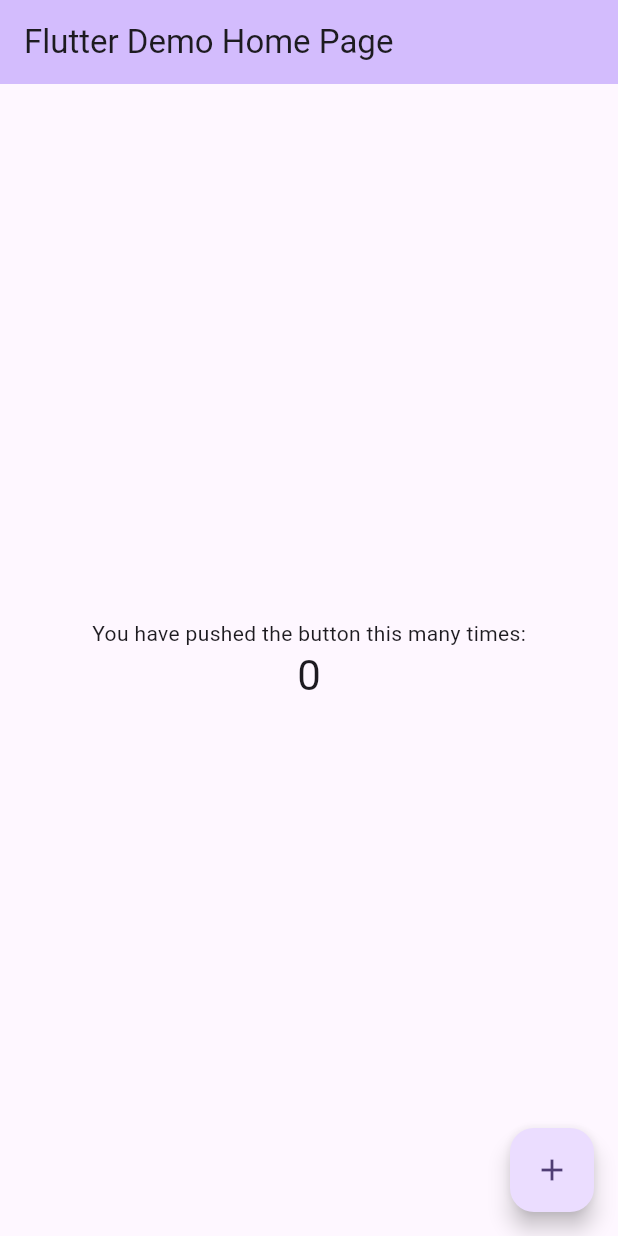
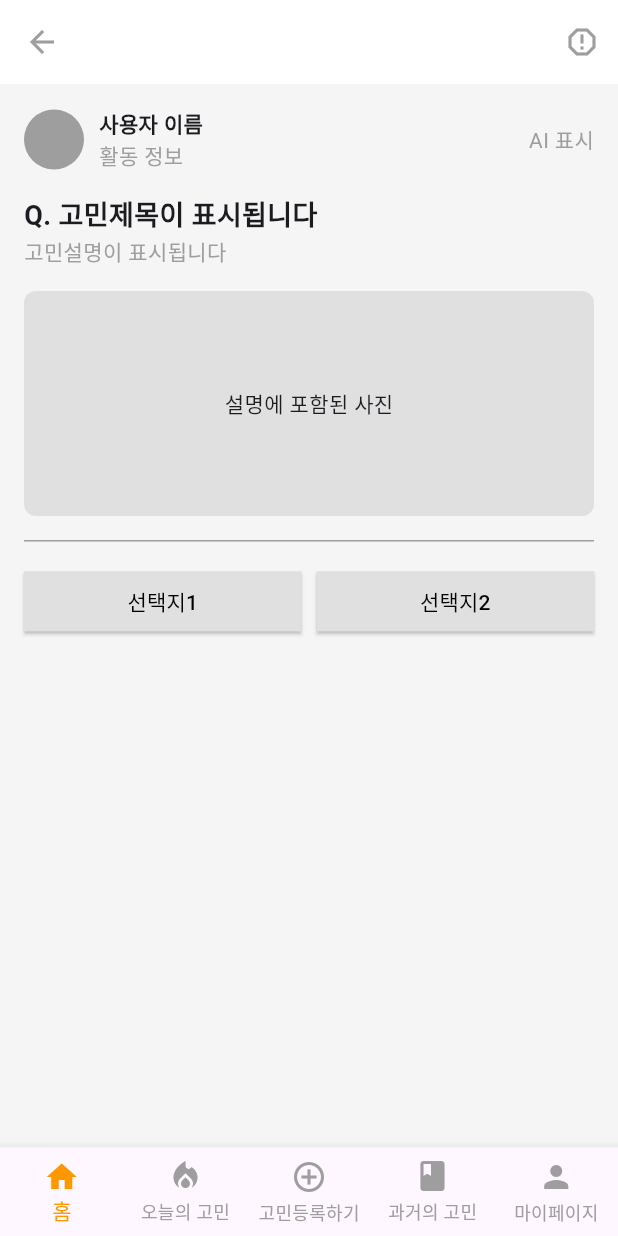
Before and after one commit to SSS-11team/gomin_jungdok-mobile, a Flutter app: the screen it shows after launch, on a phone screen of 412 x 824 dp. Run offline on Flutter 3.47's test engine with Material 3 defaults, Android fonts, the phone set to English and light mode, and no system bars.

Commit message:
#2 feat : 고민 상세보기 ui 구현

```diff
--- a/lib/main.dart
+++ b/lib/main.dart
@@ -1,4 +1,5 @@
 import 'package:flutter/material.dart';
+import 'package:gomin_jungdok_mobile/worry_solution/view/solutionDetails_view.dart';
 
 void main() {
   runApp(const MyApp());
@@ -11,60 +12,12 @@ class MyApp extends StatelessWidget {
   @override
   Widget build(BuildContext context) {
     return MaterialApp(
-      title: 'Flutter Demo',
+      title: 'Gomin_Jungdok',
       theme: ThemeData(
         colorScheme: ColorScheme.fromSeed(seedColor: Colors.deepPurple),
         useMaterial3: true,
       ),
-      home: const MyHomePage(title: 'Flutter Demo Home Page'),
+      home: const SolutionDetailsView(),
     );
   }
 }
-
-class MyHomePage extends StatefulWidget {
-  const MyHomePage({super.key, required this.title});
-
-  final String title;
-
-  @override
-  State<MyHomePage> createState() => _MyHomePageState();
-}
-
-class _MyHomePageState extends State<MyHomePage> {
-  int _counter = 0;
-
-  void _incrementCounter() {
-    setState(() {
-      _counter++;
-    });
-  }
-
-  @override
-  Widget build(BuildContext context) {
-    return Scaffold(
-      appBar: AppBar(
-        backgroundColor: Theme.of(context).colorScheme.inversePrimary,
-        title: Text(widget.title),
-      ),
-      body: Center(
-        child: Column(
-          mainAxisAlignment: MainAxisAlignment.center,
-          children: <Widget>[
-            const Text(
-              'You have pushed the button this many times:',
-            ),
-            Text(
-              '$_counter',
-              style: Theme.of(context).textTheme.headlineMedium,
-            ),
-          ],
-        ),
-      ),
-      floatingActionButton: FloatingActionButton(
-        onPressed: _incrementCounter,
-        tooltip: 'Increment',
-        child: const Icon(Icons.add),
-      ),
-    );
-  }
-}
--- /dev/null
+++ b/lib/worry_solution/component/widget/selectionButton_widget.dart
@@ -0,0 +1,60 @@
+import 'package:flutter/material.dart';
+
+class SelectionButton extends StatelessWidget {
+  final String label;
+  const SelectionButton({super.key, required this.label});
+
+  void _showConfirmationDialog(BuildContext context) {
+    showDialog(
+      barrierDismissible: false,
+      context: context,
+      builder: (BuildContext context) {
+        return AlertDialog(
+          backgroundColor: Colors.grey[300],
+          title: Text('$label을 선택하시겠습니까?',
+              style: const TextStyle(
+                  color: Colors.grey,
+                  fontWeight: FontWeight.bold,
+                  fontSize: 20.0)),
+          content: const Text('투표 후에는 다시 투표할 수 없습니다',
+              style: TextStyle(color: Colors.grey)),
+          actions: [
+            TextButton(
+              onPressed: () {
+                Navigator.of(context).pop();
+              },
+              child: const Text(
+                '취소',
+                style: TextStyle(color: Colors.black),
+              ),
+            ),
+            TextButton(
+              onPressed: () {
+                Navigator.of(context).pop();
+              },
+              child: const Text(
+                '확인',
+                style: TextStyle(color: Colors.black),
+              ),
+            ),
+          ],
+          shape: RoundedRectangleBorder(borderRadius: BorderRadius.circular(0)),
+        );
+      },
+    );
+  }
+
+  @override
+  Widget build(BuildContext context) {
+    return ElevatedButton(
+      onPressed: () => _showConfirmationDialog(context),
+      style: ElevatedButton.styleFrom(
+        backgroundColor: Colors.grey[300],
+        shape: RoundedRectangleBorder(
+          borderRadius: BorderRadius.zero,
+        ),
+      ),
+      child: Text(label, style: const TextStyle(color: Colors.black)),
+    );
+  }
+}
--- /dev/null
+++ b/lib/worry_solution/view/solutionDetails_view.dart
@@ -0,0 +1,112 @@
+import 'package:flutter/material.dart';
+import 'package:gomin_jungdok_mobile/worry_solution/component/widget/selectionButton_widget.dart';
+
+class SolutionDetailsView extends StatefulWidget {
+  const SolutionDetailsView({super.key});
+
+  @override
+  State<SolutionDetailsView> createState() => _SolutionDetailsViewState();
+}
+
+class _SolutionDetailsViewState extends State<SolutionDetailsView> {
+  @override
+  Widget build(BuildContext context) {
+    return Scaffold(
+      backgroundColor: Colors.grey[100],
+      appBar: AppBar(
+        backgroundColor: Colors.white,
+        elevation: 0,
+        leading: IconButton(
+          icon: const Icon(Icons.arrow_back, color: Colors.grey),
+          onPressed: () {},
+        ),
+        actions: [
+          IconButton(
+            icon: const Icon(Icons.report_gmailerrorred, color: Colors.grey),
+            onPressed: () {},
+          ),
+        ],
+      ),
+      body: Padding(
+        padding: const EdgeInsets.all(16.0),
+        child: Column(
+          crossAxisAlignment: CrossAxisAlignment.start,
+          children: [
+            Row(
+              mainAxisAlignment: MainAxisAlignment.spaceBetween,
+              children: [
+                Row(
+                  children: [
+                    const CircleAvatar(
+                      radius: 20,
+                      backgroundColor: Colors.grey,
+                    ),
+                    const SizedBox(width: 10),
+                    Column(
+                      crossAxisAlignment: CrossAxisAlignment.start,
+                      children: const [
+                        Text('사용자 이름',
+                            style: TextStyle(fontWeight: FontWeight.bold)),
+                        Text('활동 정보', style: TextStyle(color: Colors.grey)),
+                      ],
+                    ),
+                  ],
+                ),
+                const Text('AI 표시', style: TextStyle(color: Colors.grey)),
+              ],
+            ),
+            const SizedBox(height: 16),
+            const Text(
+              'Q. 고민제목이 표시됩니다',
+              style: TextStyle(fontSize: 18, fontWeight: FontWeight.bold),
+            ),
+            const Text('고민설명이 표시됩니다', style: TextStyle(color: Colors.grey)),
+            const SizedBox(height: 16),
+            Container(
+              height: 150,
+              width: double.infinity,
+              decoration: BoxDecoration(
+                color: Colors.grey[300],
+                borderRadius: BorderRadius.circular(8),
+              ),
+              child: const Center(child: Text('설명에 포함된 사진')),
+            ),
+            const SizedBox(height: 16),
+            const Divider(
+              color: Colors.grey,
+              thickness: 1.0,
+              height: 1.0,
+            ),
+            const SizedBox(height: 16),
+            Row(
+              mainAxisAlignment: MainAxisAlignment.spaceEvenly,
+              children: [
+                Expanded(
+                  child: SelectionButton(label: '선택지1'),
+                ),
+                const SizedBox(width: 10),
+                Expanded(
+                  child: SelectionButton(label: '선택지2'),
+                ),
+              ],
+            ),
+          ],
+        ),
+      ),
+      bottomNavigationBar: BottomNavigationBar(
+        type: BottomNavigationBarType.fixed,
+        selectedItemColor: Colors.orange,
+        unselectedItemColor: Colors.grey,
+        items: const [
+          BottomNavigationBarItem(icon: Icon(Icons.home), label: '홈'),
+          BottomNavigationBarItem(
+              icon: Icon(Icons.local_fire_department), label: '오늘의 고민'),
+          BottomNavigationBarItem(
+              icon: Icon(Icons.add_circle_outline), label: '고민등록하기'),
+          BottomNavigationBarItem(icon: Icon(Icons.book), label: '과거의 고민'),
+          BottomNavigationBarItem(icon: Icon(Icons.person), label: '마이페이지'),
+        ],
+      ),
+    );
+  }
+}
```
